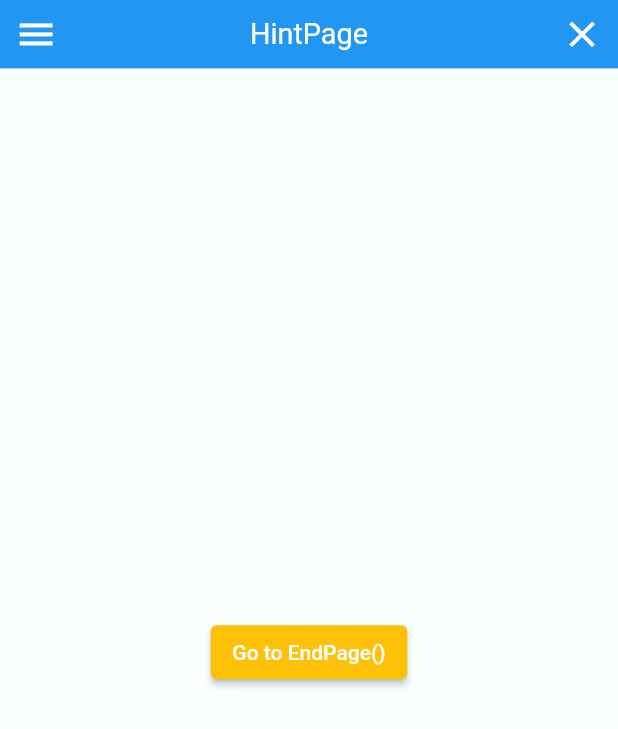
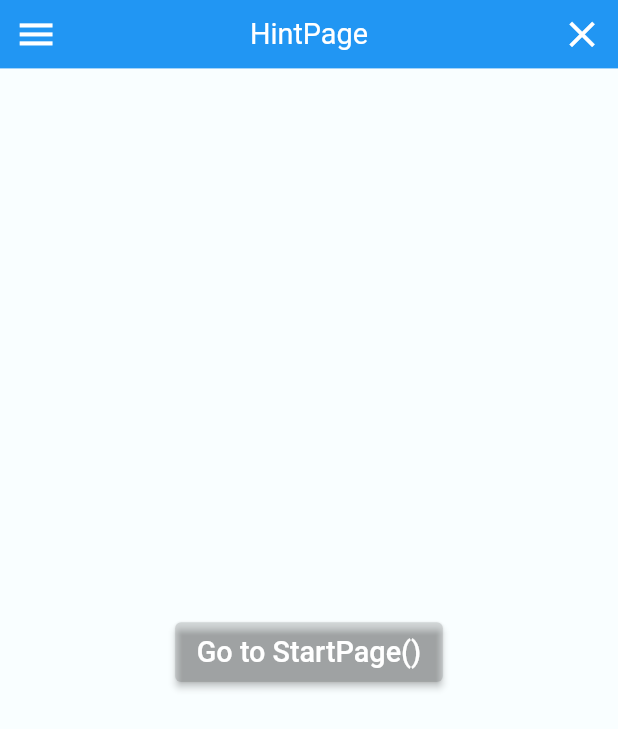
Before and after one commit to redfrogred/starter2, a Flutter app: the screen it shows after launch, on a phone screen of 412 x 824 dp. Shown: the top 729 px of the screen. Run offline on Flutter 3.47's test engine with Material 2 defaults, Android fonts, the phone set to English and light mode, and no system bars.

Commit message:
trying to fix on resume issue

```diff
--- a/lib/classes/Config.dart
+++ b/lib/classes/Config.dart
@@ -5,7 +5,7 @@ import 'package:flutter/material.dart';
 class Config {
 
   static const  String  appName                   = "starter2";
-  static const  String  appVersion                = "1.0.c.004";
+  static const  String  appVersion                = "1.0.c.010";
 
   static        bool    appHasBeenInitialized     = false;
 
@@ -19,12 +19,14 @@ class Config {
   static const Color    appBackgroundColor        = Color(0xFFf9feff); // Colors.amber; //
   static const Color    appBarColor               = Color(0xFF2196f3);
   static const Color    appBarTextColor           = Color(0xFFffffff); // Colors.yellow; //
-  static const Color    appButtonColor            = Colors.amber; //  Color(0xFF2196f3); // Colors.yellow; //
+  static const Color    appButtonColor            = Colors.black12; //  Color(0xFF2196f3); // Colors.yellow; //
   static const Color    appButtonTextColor        = Color(0xFFffffff); // Colors.red; //
   static const Color    appTextColor              = Color(0xFF000000); // Colors.green; //
 
   static const Color    appSecondaryColor         = Color(0xFFeeeeee); // Colors.pink; //
 
+  static bool           showHint                  = false;
+
 
 
 }
--- a/lib/pages/DebugPage.dart
+++ b/lib/pages/DebugPage.dart
@@ -77,7 +77,6 @@ class _DebugPageState extends State<DebugPage> {
                     Padding(
                       padding: const EdgeInsets.fromLTRB(15,0,10,0),
                       child: ElevatedButton(
-                        child: Text('clear'),
                         onPressed: () {
                           Utils.clearLog();
                           Utils.log('( $_fileName ) (event) clicked "clear"');
@@ -85,6 +84,9 @@ class _DebugPageState extends State<DebugPage> {
                             _log = Config.log;
                           });
                         },
+                        // start of button appearance settings
+                        child: Text( 'clear', style: MyButtonStyle().btnText(), ),
+                        style: MyButtonStyle().btnPadding(),
                       ),
                     ),
                   ],
--- a/lib/pages/EndPage.dart
+++ b/lib/pages/EndPage.dart
@@ -74,7 +74,9 @@ class _EndPageState extends State<EndPage> {
                         MaterialPageRoute(builder: (_) => StartPage())
                       );
                     },
-                    child: Text( 'Go to StartPage()' ),
+                    // start of button appearance settings
+                    child: Text( 'Go to StartPage()', style: MyButtonStyle().btnText(), ),
+                    style: MyButtonStyle().btnPadding(),
                   ),
                 ),
               ),
--- a/lib/pages/HintPage.dart
+++ b/lib/pages/HintPage.dart
@@ -23,24 +23,6 @@ class _HintPageState extends State<HintPage> {
 
   // (this page) variables
   static const String _fileName = 'HintPage.dart';
-  late double _scale24;
-  late double _scale14;
-  ButtonStyle btn () {
-
-      Utils.log( 'btn() valled ' + _scale24.toString());
-
-      return ButtonStyle(
-      // backgroundColor: MaterialStateProperty.all<Color>(Config.colorButtons),
-      padding: MaterialStateProperty.resolveWith<EdgeInsetsGeometry>(
-        (Set<MaterialState> states) {
-          if (states.contains(MaterialState.disabled)) {
-            return EdgeInsets.fromLTRB( _scale24, _scale14, _scale24, _scale14 );
-          }
-          return EdgeInsets.fromLTRB( _scale24, _scale14, _scale24, _scale14 );
-        },
-      )
-    );
-  }
 
   // (this page) init and dispose
   @override
@@ -48,9 +30,6 @@ class _HintPageState extends State<HintPage> {
     super.initState();
     Utils.log('( $_fileName ) initState()');
     WidgetsBinding.instance.addPostFrameCallback((_) => _addPostFrameCallbackTriggered(context));
-    Provider.of<Controller>(context, listen: false).initApp();
-    _scale24 = 24*Config.scaleModifier;
-    _scale14 = 14*Config.scaleModifier;
   }
 
   @override
@@ -62,6 +41,10 @@ class _HintPageState extends State<HintPage> {
   // (this page) methods
   void _buildTriggered() {
     Utils.log('( $_fileName ) _buildTriggered()');
+    Provider.of<Controller>(context, listen: false).initApp( context );
+    setState(() {
+      Config.showHint = true;
+    });
   }
 
   void _addPostFrameCallbackTriggered( context ) {
@@ -79,7 +62,11 @@ class _HintPageState extends State<HintPage> {
         Utils.log('( $_fileName ) WillPopScope() triggered');
         return true;    // true allows back button (false denies)
       },
-      child: SafeArea(
+      child:
+
+      ( Config. showHint == true ) ?
+
+      SafeArea(
         child: Scaffold(
           resizeToAvoidBottomInset: false,
           appBar: MyAppBarWidget( 'HintPage',),
@@ -89,18 +76,21 @@ class _HintPageState extends State<HintPage> {
             child: Center(
               child: ElevatedButton(
                 onPressed: () {
-                  Utils.log('( $_fileName ) (event) clicked "go to EndPage()"');
+                  Utils.log('( $_fileName ) (event) clicked "go to StartPage()"');
                   Navigator.of(context).push(
-                    MaterialPageRoute(builder: (_) => EndPage())
+                    MaterialPageRoute(builder: (_) => StartPage())
                   );
                 },
-                child: Text( 'Go to EndPage()' ),
-                style: btn(),
+                // start of button appearance settings
+                child: Text( 'Go to StartPage()', style: MyButtonStyle().btnText(), ),
+                style: MyButtonStyle().btnPadding(),
               ),
             ),
           ),
         ),
-      ),
+      )
+      :
+      Container()
     );
   }
 }
--- a/lib/pages/StartPage.dart
+++ b/lib/pages/StartPage.dart
@@ -70,7 +70,9 @@ class _StartPageState extends State<StartPage> {
                     MaterialPageRoute(builder: (_) => EndPage())
                   );
                 },
-                child: Text( 'Go to EndPage()' ),
+                // start of button appearance settings
+                child: Text( 'Go to EndPage()', style: MyButtonStyle().btnText(), ),
+                style: MyButtonStyle().btnPadding(),
 
               ),
             ),
--- /dev/null
+++ b/lib/widgets/MyButtonStyle.dart
@@ -0,0 +1,42 @@
+// ignore_for_file: file_names
+
+import 'package:flutter/material.dart';
+import '../classes/Config.dart';
+import '../classes/Utils.dart';
+
+class MyButtonStyle {
+  // (this page) variables
+  static const String _fileName = 'MyButtonStyle.dart';
+  // scaling modifiers
+  final double _scale14 = 14*Config.scaleModifier;
+  final double _scale24 = 24*Config.scaleModifier;
+  final double _scale32 = 32*Config.scaleModifier;
+
+  ButtonStyle btnPadding () {
+
+      Utils.log( 'btn() called ' + _scale24.toString());
+
+      return ButtonStyle(
+      // backgroundColor: MaterialStateProperty.all<Color>(Config.colorButtons),
+      padding: MaterialStateProperty.resolveWith<EdgeInsetsGeometry>(
+        (Set<MaterialState> states) {
+          if (states.contains(MaterialState.disabled)) {
+            return EdgeInsets.fromLTRB( _scale24, _scale14, _scale24, _scale14 );
+          }
+          return EdgeInsets.fromLTRB( _scale24, _scale14, _scale24, _scale14 );
+        },
+      )
+    );
+  }
+
+  TextStyle btnText () {
+
+      Utils.log( 'btn() called ' + _scale24.toString());
+
+      return TextStyle(
+      // backgroundColor: MaterialStateProperty.all<Color>(Config.colorButtons),
+      fontSize: _scale32,
+    );
+  }
+
+}
--- a/lib/widgets/_AllWidgets.dart
+++ b/lib/widgets/_AllWidgets.dart
@@ -2,3 +2,4 @@
 
 export './MyAppBarWidget.dart';
 export './DrawerWidget.dart';
+export './MyButtonStyle.dart';
```
Also changed, not shown: lib/providers/Controller.dart (+4 -4 lines).
